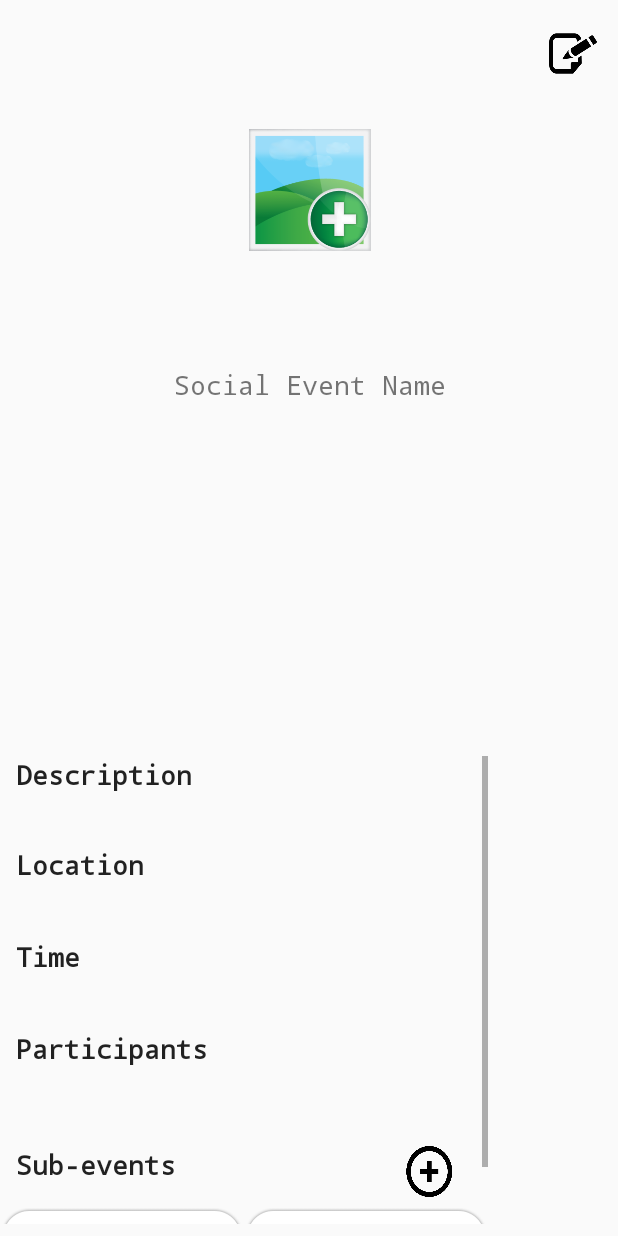
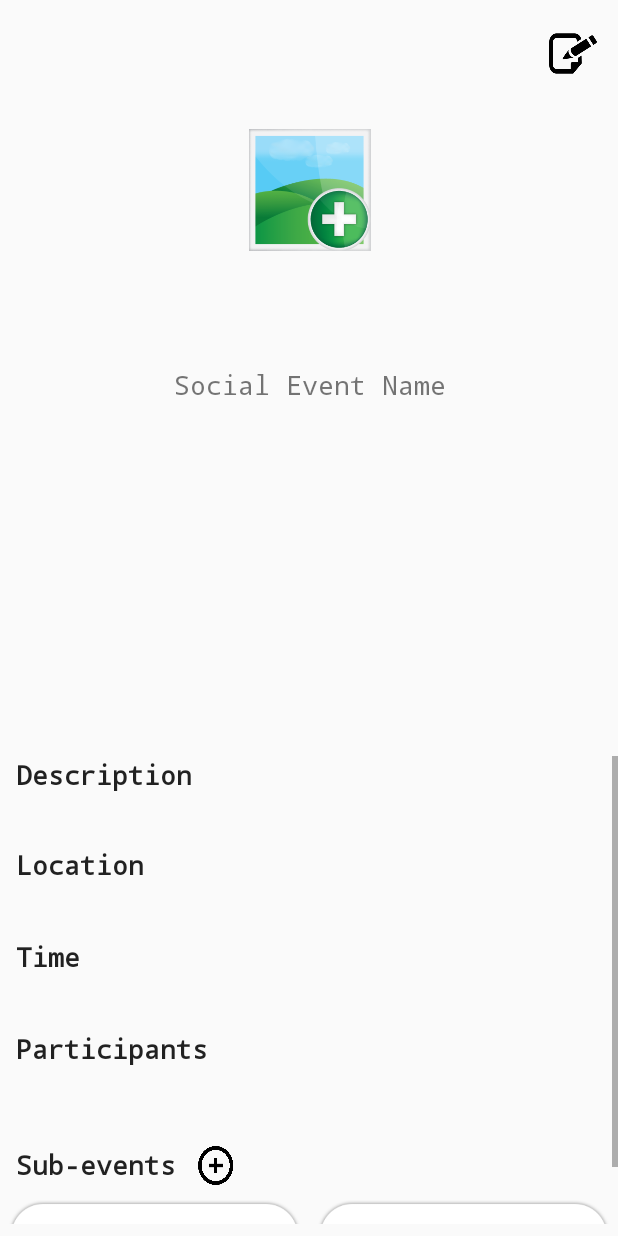
Before and after one commit to xxflo/SAPhackathon, an Android app: the SocialEvent screen opened directly, with no data from a screen before it, on a phone screen of 412 x 824 dp. Run offline under Robolectric (Android 15) with nearby library versions, the phone set to English and light mode, and no system bars; 1 statement that could not run was skipped.

Commit message:
merge with changes

```diff
--- a/app/src/main/java/com/example/kessr/saphackathon/SocialEvent.java
+++ b/app/src/main/java/com/example/kessr/saphackathon/SocialEvent.java
@@ -3,7 +3,19 @@ package com.example.kessr.saphackathon;
 import android.support.v7.app.AppCompatActivity;
 import android.os.Bundle;
 
+import android.content.Intent;
+import android.os.Bundle;
+import android.support.v7.app.AppCompatActivity;
+import android.view.View;
+import android.view.ViewGroup;
+import android.widget.BaseAdapter;
+import android.widget.ImageView;
+import android.widget.LinearLayout;
+import android.widget.ListView;
+import android.widget.TextView;
+
 import java.util.ArrayList;
+import java.util.HashMap;
 
 public class SocialEvent extends AppCompatActivity implements Event{
 
@@ -13,5 +25,17 @@ public class SocialEvent extends AppCompatActivity implements Event{
     protected void onCreate(Bundle savedInstanceState) {
         super.onCreate(savedInstanceState);
         setContentView(R.layout.activity_social_event);
+
+//        // Get the transferred data from source activity.
+        Intent intent = getIntent();
+//        String message = intent.getStringExtra("message");
+        HashMap<String,String> data = (HashMap<String, String>) intent.getSerializableExtra("data");
+        TextView textView = (TextView)findViewById(R.id.eventDescription);
+        textView.setText("  "+data.get("event_desc"));
+    }
+
+    public void goBackToCreate(View view){
+        Intent intent = new Intent(getApplicationContext(), CreateSocialEvents.class);
+        startActivityForResult(intent, 100);
     }
 }
--- a/app/src/main/res/layout/activity_create_social_events.xml
+++ b/app/src/main/res/layout/activity_create_social_events.xml
@@ -13,10 +13,10 @@
         android:layout_width="wrap_content"
         android:layout_height="wrap_content"
         android:layout_gravity="center"
-        android:layout_marginBottom="8dp"
-        android:layout_marginEnd="8dp"
         android:layout_marginStart="8dp"
         android:layout_marginTop="8dp"
+        android:layout_marginEnd="8dp"
+        android:layout_marginBottom="8dp"
         android:gravity="center"
         android:orientation="vertical"
         android:visibility="visible"
--- a/app/src/main/res/layout/activity_social_event.xml
+++ b/app/src/main/res/layout/activity_social_event.xml
@@ -52,7 +52,7 @@
 
     <ScrollView
         android:id="@+id/socialEvent"
-        android:layout_width="325dp"
+        android:layout_width="wrap_content"
         android:layout_height="312dp"
         android:layout_marginBottom="8dp"
         android:visibility="visible"
@@ -67,7 +67,12 @@
             android:layout_width="match_parent"
             android:layout_height="match_parent"
             android:orientation="vertical"
-            android:visibility="visible">
+            android:visibility="visible"
+            app:layout_constraintHorizontal_bias="0.0"
+            app:layout_constraintLeft_toLeftOf="parent"
+            app:layout_constraintRight_toRightOf="parent"
+            app:layout_constraintTop_toBottomOf="@+id/textView4"
+            app:layout_constraintVertical_bias="1.0">
 
             <TextView
                 android:id="@+id/eventDescription"
@@ -140,7 +145,7 @@
 
                 <TextView
                     android:id="@+id/Sub-events"
-                    android:layout_width="268dp"
+                    android:layout_width="wrap_content"
                     android:layout_height="36dp"
                     android:fontFamily="monospace"
                     android:text=" Sub-events"
@@ -157,9 +162,10 @@
                 <ImageButton
                     android:id="@+id/imageButton4"
                     android:layout_width="53dp"
-                    android:layout_height="34dp"
+                    android:layout_height="26dp"
                     android:layout_weight="1"
                     android:background="@android:color/transparent"
+                    android:onClick="goBackToCreate"
                     android:scaleType="fitStart"
                     android:scaleX="0.9"
                     app:srcCompat="@drawable/addbuton"
```
Also changed, not shown: app/src/main/java/com/example/kessr/saphackathon/CreateSocialEvents.java (+25 -2 lines).
